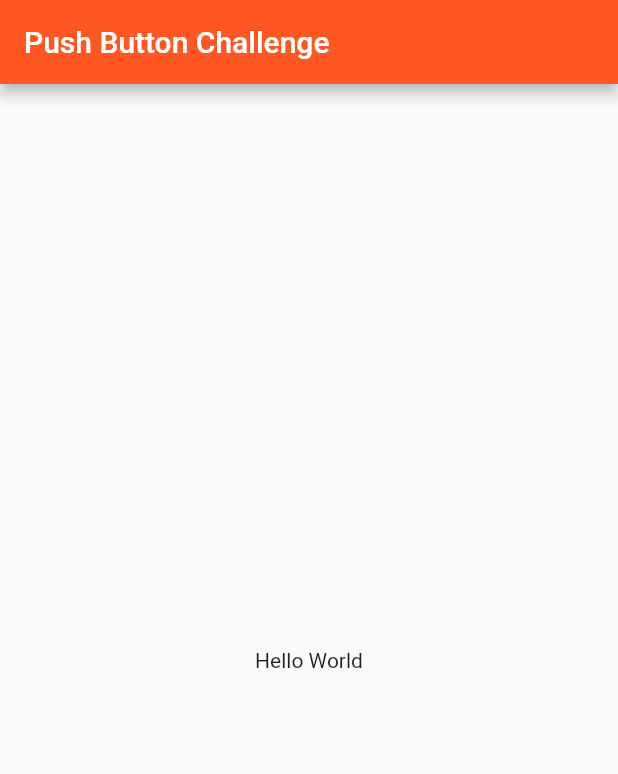
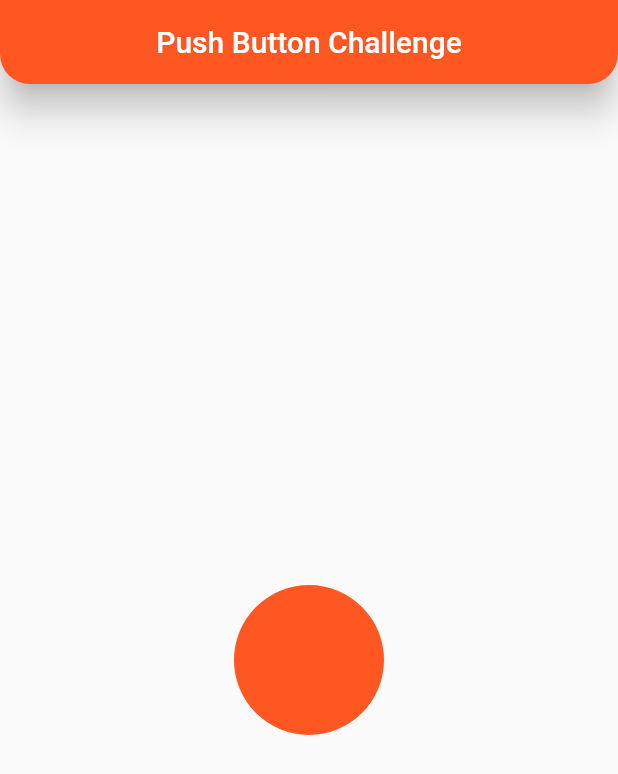
Before and after one commit to codingwithsaeed/push_button, a Flutter app: the screen it shows after launch, on a phone screen of 412 x 824 dp. Shown: the top 774 px of the screen. Run offline on Flutter 3.47's test engine with Material 2 defaults, Android fonts, the phone set to English and light mode, and no system bars.

Commit message:
challenge stage 1 complete

```diff
--- a/lib/main.dart
+++ b/lib/main.dart
@@ -1,4 +1,7 @@
+import 'dart:developer';
+
 import 'package:flutter/material.dart';
+import 'package:push_button/push_button.dart';
 
 void main() => runApp(const MyApp());
 
@@ -8,15 +11,24 @@ class MyApp extends StatelessWidget {
   @override
   Widget build(BuildContext context) {
     return MaterialApp(
+      debugShowCheckedModeBanner: false,
       theme: ThemeData(
         primarySwatch: Colors.deepOrange,
       ),
       home: Scaffold(
         appBar: AppBar(
           title: const Text('Push Button Challenge'),
+          centerTitle: true,
+          elevation: 10,
+          shape: const RoundedRectangleBorder(
+            borderRadius: BorderRadius.vertical(bottom: Radius.circular(20)),
+          ),
         ),
-        body: const Center(
-          child: Text('Hello World'),
+        body: Center(
+          child: PushButton(
+            onLongPressed: () => log('onLongPressed'),
+            color: Colors.deepOrange,
+          ),
         ),
       ),
     );
--- /dev/null
+++ b/lib/push_button.dart
@@ -0,0 +1,43 @@
+import 'dart:async';
+
+import 'package:flutter/material.dart';
+
+class PushButton extends StatelessWidget {
+  final Widget? child;
+  final VoidCallback? onLongPressed;
+  final double size;
+  final Color color;
+
+  const PushButton({
+    Key? key,
+    this.child,
+    this.onLongPressed,
+    this.size = 100,
+    this.color = Colors.blue,
+  }) : super(key: key);
+
+  @override
+  Widget build(BuildContext context) {
+    late Timer _timer;
+    return Listener(
+        onPointerDown: (PointerDownEvent event) {
+          _timer = Timer(const Duration(milliseconds: 100), () {
+            if (onLongPressed != null) {
+              onLongPressed!();
+            }
+          });
+        },
+        onPointerUp: (PointerUpEvent event) {
+          _timer.cancel();
+        },
+        child: ClipRRect(
+          borderRadius: BorderRadius.circular(size),
+          child: Container(
+            width: size,
+            height: size,
+            color: color,
+            child: Center(child: child),
+          ),
+        ));
+  }
+}
```
